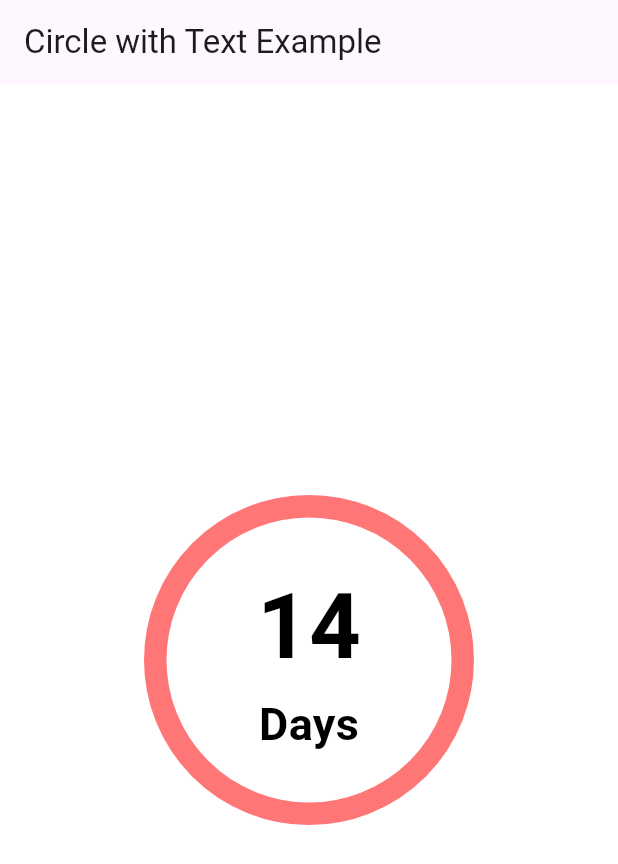
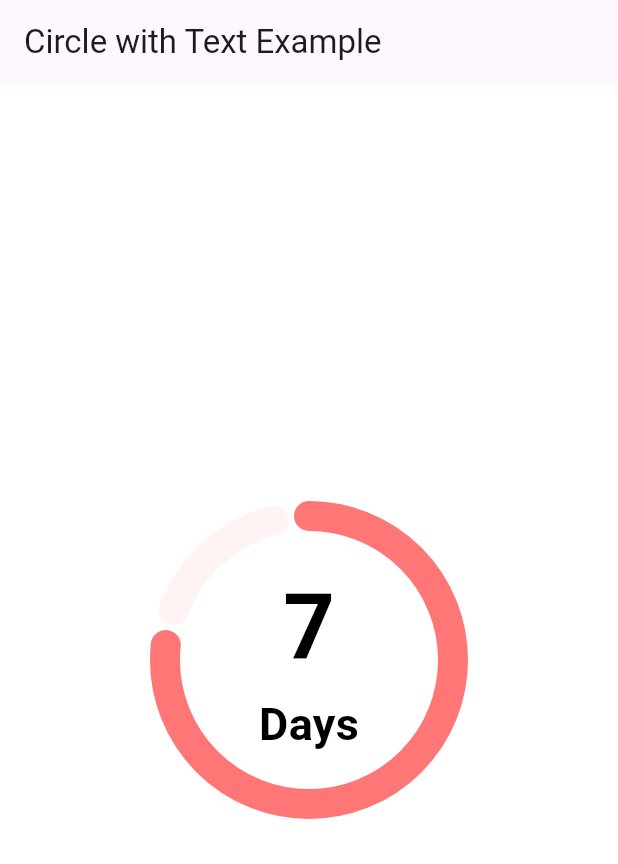
Before and after one commit to J-shw/Menstrudel, a Flutter app: the screen it shows after launch, on a phone screen of 412 x 824 dp. Shown: the top 864 px of the screen. Run offline on Flutter 3.47's test engine with Material 3 defaults, Android fonts, the phone set to English and light mode, and no system bars.

Commit message:
Making progress!

```diff
--- a/app/lib/main.dart
+++ b/app/lib/main.dart
@@ -12,16 +12,23 @@ class MainApp extends StatelessWidget {
   @override
   Widget build(BuildContext context) {
     return MaterialApp(
+      theme: ThemeData(
+        useMaterial3: true,
+        primarySwatch: Colors.blue,
+      ),
       home: Scaffold(
         backgroundColor: Colors.white,
         appBar: AppBar(
           title: const Text('Circle with Text Example'),
         ),
         body: const Center(
-          child: DaysCounterCircle(
-            days: 14,
+          child: BasicProgressCircle(
+            currentValue: 7, // Example: 7 days left
+            maxValue: 30,  // Out of 30 days total
             circleSize: 220,
-            borderColor: Color.fromARGB(255, 255, 118, 118),
+            strokeWidth: 20,
+            progressColor: Color.fromARGB(255, 255, 118, 118),
+            trackColor: Color.fromARGB(20, 255, 118, 118),
           ),
         ),
       ),
--- a/app/lib/widgets/days_counter_circle.dart
+++ b/app/lib/widgets/days_counter_circle.dart
@@ -1,36 +1,51 @@
 import 'package:flutter/material.dart';
 
-class DaysCounterCircle extends StatelessWidget {
-  // We make these final because StatelessWidget properties don't change
-  final int days;
+// You'll likely want to put this in your components folder, e.g.,
+// lib/components/basic_progress_circle.dart
+class BasicProgressCircle extends StatelessWidget {
+  final int currentValue;
+  final int maxValue;
   final double circleSize;
-  final Color borderColor;
+  final double strokeWidth;
+  final Color progressColor;
+  final Color trackColor;
 
-  // Constructor to pass in the values
-  const DaysCounterCircle({
+  const BasicProgressCircle({
     super.key,
-    required this.days,
+    required this.currentValue,
+    required this.maxValue,
     this.circleSize = 200.0,
-    this.borderColor = Colors.red,
+    this.strokeWidth = 15.0,
+    this.progressColor = Colors.red,
+    this.trackColor = Colors.grey,
   });
 
   @override
   Widget build(BuildContext context) {
-    return Container(
+    double progressValue = (1.0 - (currentValue / maxValue)).clamp(0.0, 1.0);
+
+    return SizedBox(
       width: circleSize,
       height: circleSize,
-      decoration: BoxDecoration(
-        shape: BoxShape.circle,
-        border: Border.all(
-          color: borderColor,
-          width: 15.0,
+      child: Stack(
+        alignment: Alignment.center,
+        children: [
+          SizedBox(
+            width: circleSize,
+            height: circleSize,
+            child: CircularProgressIndicator(
+              year2023: false,
+              value: progressValue,
+              strokeWidth: strokeWidth,
+              valueColor: AlwaysStoppedAnimation<Color>(progressColor),
+              backgroundColor: trackColor,
             ),
           ),
-      child: Column(
+          Column(
             mainAxisAlignment: MainAxisAlignment.center,
             children: [
               Text(
-            '$days',
+                '$currentValue',
                 style: const TextStyle(
                   fontSize: 60,
                   fontWeight: FontWeight.bold,
@@ -47,6 +62,8 @@ class DaysCounterCircle extends StatelessWidget {
               ),
             ],
           ),
+        ],
+      ),
     );
   }
 }
```
Lines whose indentation alone changed are shown as unchanged.
